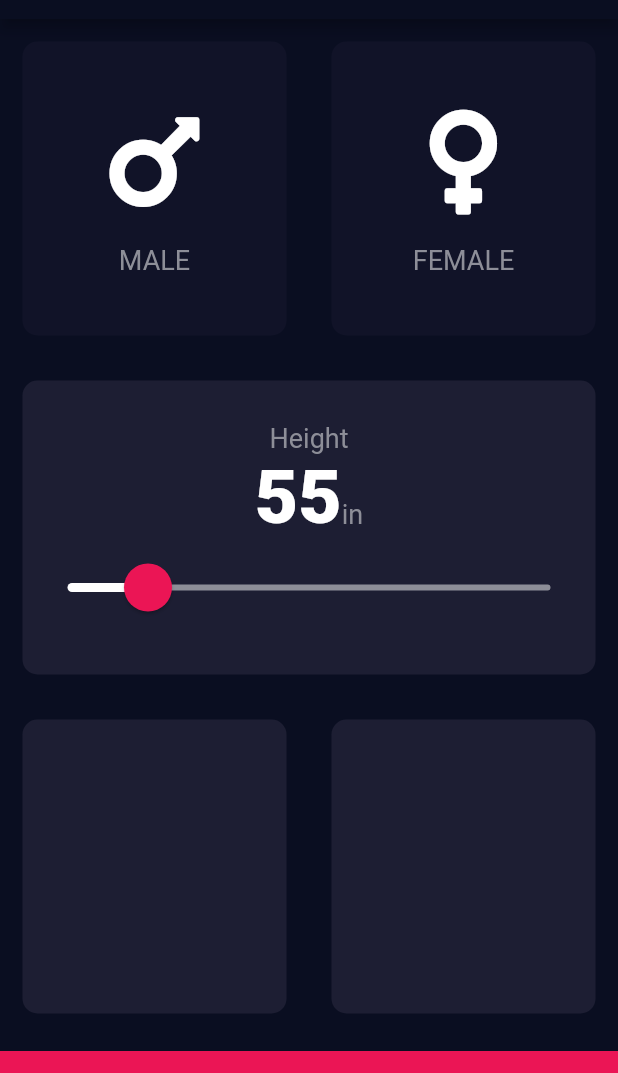
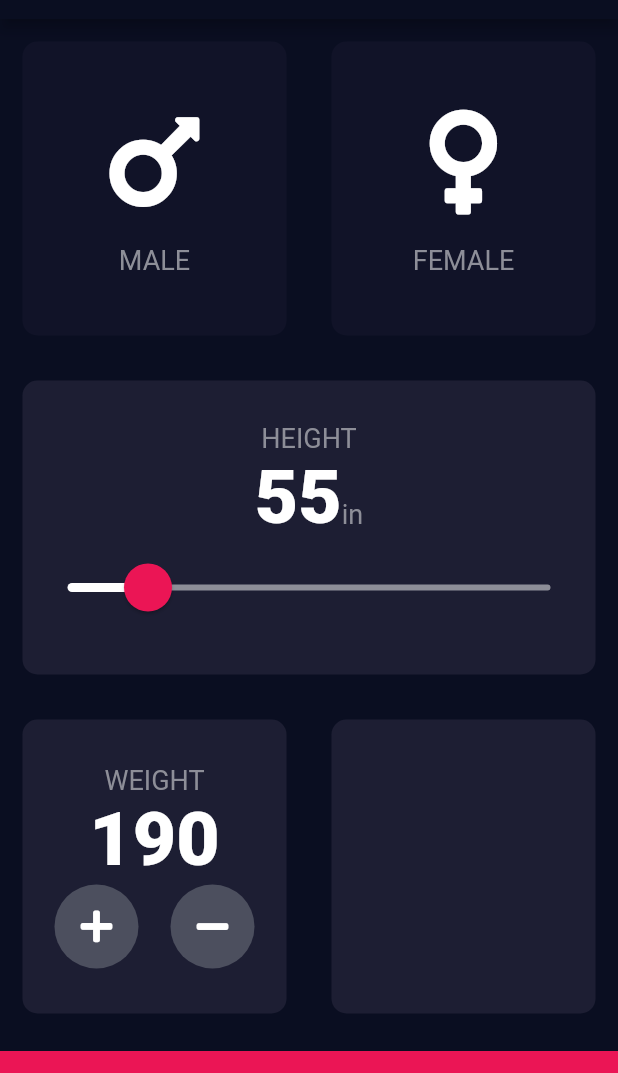
Before and after one commit to FXschwartz/bmi-calculator, a Flutter app: the screen it shows after launch, on a phone screen of 412 x 824 dp, the part 65-1138 px from its top. Run offline on Flutter 3.47's test engine with Material 2 defaults, Android fonts, the phone set to English and light mode, and no system bars; our stand-ins replace font_awesome_flutter.

Commit message:
Created custom widget for adusting weight, set it up to possible be used age.

```diff
--- a/lib/input_page.dart
+++ b/lib/input_page.dart
@@ -1,3 +1,4 @@
+import 'package:flutter/cupertino.dart';
 import 'package:flutter/material.dart';
 import 'package:font_awesome_flutter/font_awesome_flutter.dart';
 
@@ -15,7 +16,7 @@ class InputPage extends StatefulWidget {
 class _InputPageState extends State<InputPage> {
   Gender selectedGender;
   int height = 55;
-
+  int weight = 190;
   @override
   Widget build(BuildContext context) {
     return Scaffold(
@@ -70,7 +71,7 @@ class _InputPageState extends State<InputPage> {
                 mainAxisAlignment: MainAxisAlignment.center,
                 children: [
                   Text(
-                    'Height',
+                    'HEIGHT',
                     style: kLabelTextStyle,
                   ),
                   Row(
@@ -90,14 +91,13 @@ class _InputPageState extends State<InputPage> {
                   ),
                   SliderTheme(
                     data: SliderTheme.of(context).copyWith(
-                        thumbShape:
-                            RoundSliderThumbShape(enabledThumbRadius: 16),
-                        overlayShape:
-                            RoundSliderOverlayShape(overlayRadius: 30),
-                        thumbColor: Color(0xFFEB1555),
-                        overlayColor: Color(0x29EB1555),
-                        activeTrackColor: Colors.white,
-                        inactiveTrackColor: Color(0xFF8D8E98)),
+                      thumbShape: RoundSliderThumbShape(enabledThumbRadius: 16),
+                      overlayShape: RoundSliderOverlayShape(overlayRadius: 30),
+                      thumbColor: Color(0xFFEB1555),
+                      overlayColor: Color(0x29EB1555),
+                      activeTrackColor: Colors.white,
+                      inactiveTrackColor: Color(0xFF8D8E98),
+                    ),
                     child: Slider(
                       value: height.toDouble(),
                       min: 50,
@@ -119,6 +119,30 @@ class _InputPageState extends State<InputPage> {
                 Expanded(
                   child: ReusableCard(
                     color: kActiveCardColor,
+                    cardChild: Column(
+                      mainAxisAlignment: MainAxisAlignment.center,
+                      children: [
+                        Text(
+                          'WEIGHT',
+                          style: kLabelTextStyle,
+                        ),
+                        Text(
+                          weight.toString(),
+                          style: kNumberTextStyle,
+                        ),
+                        Row(
+                          mainAxisAlignment: MainAxisAlignment.spaceEvenly,
+                          children: [
+                            RoundIconButton(
+                              icon: FontAwesomeIcons.plus,
+                            ),
+                            RoundIconButton(
+                              icon: FontAwesomeIcons.minus,
+                            ),
+                          ],
+                        ),
+                      ],
+                    ),
                   ),
                 ),
                 Expanded(
@@ -140,3 +164,23 @@ class _InputPageState extends State<InputPage> {
     );
   }
 }
+
+class RoundIconButton extends StatelessWidget {
+  RoundIconButton({this.icon});
+
+  final IconData icon;
+  @override
+  Widget build(BuildContext context) {
+    return RawMaterialButton(
+      shape: CircleBorder(),
+      onPressed: () {},
+      fillColor: Color(0xFF4C4F5E),
+      constraints: BoxConstraints.tightFor(
+        width: 56.0,
+        height: 56.0,
+      ),
+      elevation: 0.0,
+      child: Icon(icon),
+    );
+  }
+}
```
